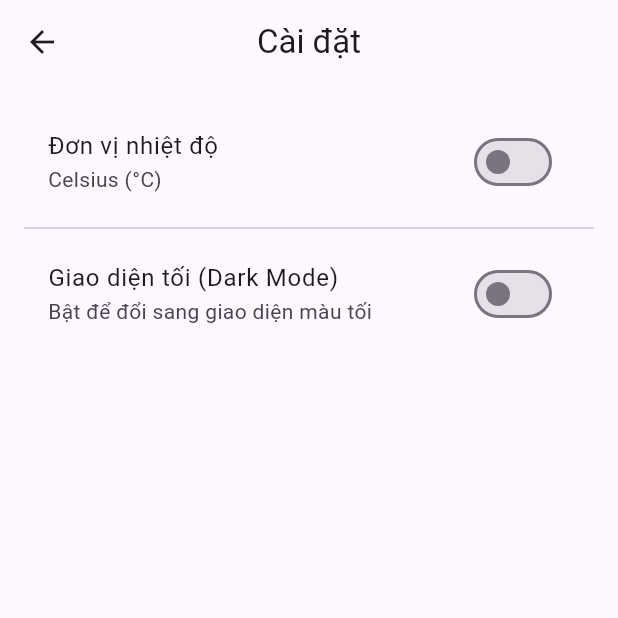
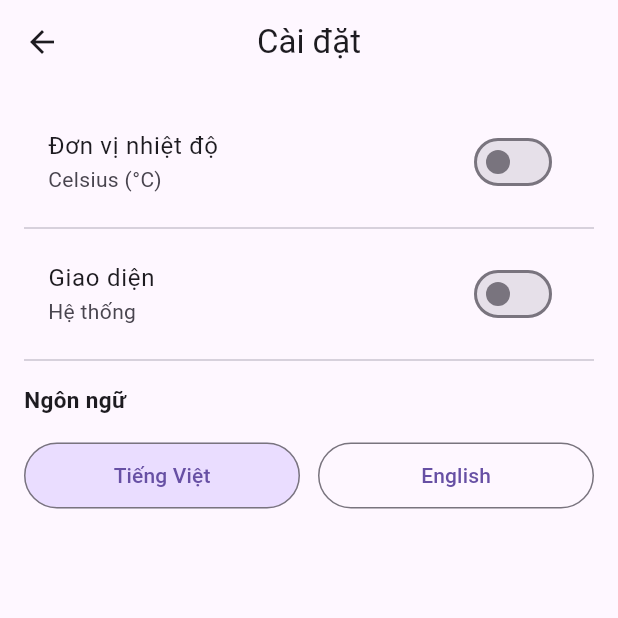
Before and after one commit to TurtleTSwt/dubaothoitiet_app_flutter, a Flutter app: the screen it shows after launch, after a tap on the "settings" icon, on a phone screen of 412 x 824 dp, the top half of it. Run offline on Flutter 3.47's test engine with Material 3 defaults, Android fonts, the light colour scheme and no system bars; our stand-ins replace connectivity_plus, dartz, dio, equatable, flutter_bloc, geolocator and 2 more.

Commit message:
ngon ngu: English

```diff
--- a/lib/app.dart
+++ b/lib/app.dart
@@ -31,7 +31,7 @@ class WeatherApp extends StatelessWidget {
               _ => ThemeMode.system,
             },
 
-            // ĐÃ SỬA: Đưa HomeView làm trang chủ chuẩn của app
+            // Đưa HomeView làm trang chủ chuẩn của app
             home: const HomeView(),
           );
         },
--- a/lib/data/datasources/local/settings_local_data_source.dart
+++ b/lib/data/datasources/local/settings_local_data_source.dart
@@ -7,6 +7,9 @@ import '../../../utils/constants/storage_keys.dart';
 abstract class SettingsLocalDataSource {
   /// Đọc đơn vị nhiệt độ đã lưu. Trả về mặc định celsius nếu chưa từng lưu.
   TempUnit getTempUnit();
+
+  AppLanguage getLanguage();
+  Future<void> setLanguage(AppLanguage language);
 
   /// Lưu đơn vị nhiệt độ mới.
   Future<void> setTempUnit(TempUnit unit);
@@ -102,4 +105,20 @@ class SettingsLocalDataSourceImpl implements SettingsLocalDataSource {
 
     return (name: name, lat: lat, lon: lon);
   }
+
+  @override
+  AppLanguage getLanguage() {
+    final value = prefs.getString(StorageKeys.appLanguage);
+    if (value == 'en') return AppLanguage.en;
+    return AppLanguage.vi;
+  }
+
+  @override
+  Future<void> setLanguage(AppLanguage language) async {
+    final value = language == AppLanguage.en ? 'en' : 'vi';
+    final success = await prefs.setString(StorageKeys.appLanguage, value);
+    if (!success) {
+      throw const CacheException('Không lưu được ngôn ngữ');
+    }
+  }
 }
--- a/lib/logic/settings/settings_state.dart
+++ b/lib/logic/settings/settings_state.dart
@@ -3,6 +3,7 @@ import 'package:equatable/equatable.dart';
 
 enum TempUnit { celsius, fahrenheit }
 enum AppThemeMode { light, dark, system }
+enum AppLanguage { vi, en }
 
 /// Settings không cần chia Initial/Loading/Loaded rườm rà vì đọc từ
 /// SharedPreferences gần như tức thời — chỉ cần 1 state duy nhất chứa data,
@@ -10,22 +11,28 @@ enum AppThemeMode { light, dark, system }
 class SettingsState extends Equatable {
   final TempUnit tempUnit;
   final AppThemeMode themeMode;
+  final AppLanguage language;
+
 
   const SettingsState({
     this.tempUnit = TempUnit.celsius,
     this.themeMode = AppThemeMode.system,
+    this.language = AppLanguage.vi,
   });
 
   SettingsState copyWith({
     TempUnit? tempUnit,
     AppThemeMode? themeMode,
+    AppLanguage? language,
   }) {
     return SettingsState(
       tempUnit: tempUnit ?? this.tempUnit,
       themeMode: themeMode ?? this.themeMode,
+      language: language ?? this.language,
+
     );
   }
 
   @override
-  List<Object?> get props => [tempUnit, themeMode];
+  List<Object?> get props => [tempUnit, themeMode, language];
 }
--- a/lib/presentation/screens/settings/settings_view.dart
+++ b/lib/presentation/screens/settings/settings_view.dart
@@ -2,28 +2,29 @@ import 'package:flutter/material.dart';
 import 'package:flutter_bloc/flutter_bloc.dart';
 import '../../../logic/settings/settings_cubit.dart';
 import '../../../logic/settings/settings_state.dart';
+import '../../../utils/constants/app_strings.dart';
 
 class SettingsView extends StatelessWidget {
-  // Đã sửa lại constructor chuẩn, không còn "required Center body"
   const SettingsView({super.key});
 
   @override
   Widget build(BuildContext context) {
-    return Scaffold(
-      appBar: AppBar(
-        title: const Text('Cài đặt'),
-        centerTitle: true,
-      ),
-      body: BlocBuilder<SettingsCubit, SettingsState>(
-        builder: (context, state) {
-          final cubit = context.read<SettingsCubit>();
+    return BlocBuilder<SettingsCubit, SettingsState>(
+      builder: (context, state) {
+        final cubit = context.read<SettingsCubit>();
+        final strings = AppStrings.of(state.language);
 
-          return ListView(
+        return Scaffold(
+          appBar: AppBar(
+            title: Text(strings.settingsTitle),
+            centerTitle: true,
+          ),
+          body: ListView(
             padding: const EdgeInsets.all(16),
             children: [
               // 1. Mục đổi đơn vị nhiệt độ (°C / °F)
               ListTile(
-                title: const Text('Đơn vị nhiệt độ'),
+                title: Text(strings.sectionTempUnit),
                 subtitle: Text(
                   state.tempUnit == TempUnit.celsius ? 'Celsius (°C)' : 'Fahrenheit (°F)',
                 ),
@@ -40,8 +41,14 @@ class SettingsView extends StatelessWidget {
 
               // 2. Mục đổi giao diện (Sáng / Tối)
               ListTile(
-                title: const Text('Giao diện tối (Dark Mode)'),
-                subtitle: const Text('Bật để đổi sang giao diện màu tối'),
+                title: Text(strings.sectionTheme),
+                subtitle: Text(
+                  state.themeMode == AppThemeMode.dark
+                      ? strings.themeDark
+                      : state.themeMode == AppThemeMode.light
+                      ? strings.themeLight
+                      : strings.themeSystem,
+                ),
                 trailing: Switch(
                   value: state.themeMode == AppThemeMode.dark,
                   onChanged: (isDark) {
@@ -51,10 +58,53 @@ class SettingsView extends StatelessWidget {
                   },
                 ),
               ),
+              const Divider(),
+
+              // 3. Mục đổi ngôn ngữ (Tiếng Việt / English)
+              Padding(
+                padding: const EdgeInsets.symmetric(vertical: 8),
+                child: Text(
+                  strings.sectionLanguage,
+                  style: const TextStyle(
+                    fontWeight: FontWeight.w600,
+                    fontSize: 15,
+                  ),
+                ),
+              ),
+              const SizedBox(height: 8),
+              Row(
+                children: [
+                  Expanded(
+                    child: OutlinedButton(
+                      style: OutlinedButton.styleFrom(
+                        backgroundColor: state.language == AppLanguage.vi
+                            ? Theme.of(context).colorScheme.primaryContainer
+                            : null,
+                        padding: const EdgeInsets.symmetric(vertical: 12),
+                      ),
+                      onPressed: () => cubit.changeLanguage(AppLanguage.vi),
+                      child: Text(strings.languageVi),
+                    ),
+                  ),
+                  const SizedBox(width: 12),
+                  Expanded(
+                    child: OutlinedButton(
+                      style: OutlinedButton.styleFrom(
+                        backgroundColor: state.language == AppLanguage.en
+                            ? Theme.of(context).colorScheme.primaryContainer
+                            : null,
+                        padding: const EdgeInsets.symmetric(vertical: 12),
+                      ),
+                      onPressed: () => cubit.changeLanguage(AppLanguage.en),
+                      child: Text(strings.languageEn),
+                    ),
+                  ),
+                ],
+              ),
             ],
-          );
-        },
-      ),
+          ),
+        );
+      },
     );
   }
 }
--- /dev/null
+++ b/lib/utils/constants/app_strings.dart
@@ -0,0 +1,70 @@
+import '../../logic/settings/settings_state.dart';
+
+/// Chứa toàn bộ chuỗi text hiển thị trong app, theo 2 ngôn ngữ vi/en.
+/// Cách dùng: AppStrings.of(tempUnit_hoac_language).homeTitle
+///
+/// Để đơn giản, class này không dùng codegen (intl/arb) mà là 1 Map tay —
+/// đủ cho quy mô app hiện tại, dễ đọc, dễ thêm chuỗi mới không cần build_runner.
+class AppStrings {
+  final AppLanguage language;
+  const AppStrings._(this.language);
+
+  static AppStrings of(AppLanguage language) => AppStrings._(language);
+
+  bool get _isEn => language == AppLanguage.en;
+
+  // ===== AppBar / Home =====
+  String get homeTitle => _isEn ? 'Weather' : 'Thời Tiết';
+  String get emptyStateTitle =>
+      _isEn ? 'No weather data yet' : 'Chưa có dữ liệu thời tiết';
+  String get searchCityButton => _isEn ? 'Search a city' : 'Tìm thành phố ngay';
+  String get errorPrefix => _isEn ? 'Error: ' : 'Lỗi: ';
+  String get retryButton => _isEn ? 'Retry' : 'Thử lại';
+
+  // ===== Current weather card =====
+  String get feelsLike => _isEn ? 'Feels like' : 'Cảm nhận';
+  String get humidity => _isEn ? 'Humidity' : 'Độ ẩm';
+  String get wind => _isEn ? 'Wind' : 'Gió';
+
+  // ===== Hourly / Daily sections =====
+  String get hourlyTitle =>
+      _isEn ? '24-HOUR FORECAST' : 'DỰ BÁO THỜI TIẾT 24 GIỜ';
+  String get dailyTitle => _isEn ? '7-DAY FORECAST' : 'DỰ BÁO 7 NGÀY TỚI';
+  String get noHourlyData =>
+      _isEn ? 'No hourly data yet' : 'Chưa có dữ liệu theo giờ';
+  String get noDailyData =>
+      _isEn ? 'No 7-day data yet' : 'Chưa có dữ liệu 7 ngày';
+
+  // ===== Search screen =====
+  String get searchHint =>
+      _isEn ? 'Search for a city...' : 'Tìm thành phố...';
+  String get searchNoResults =>
+      _isEn ? 'No cities found' : 'Không tìm thấy thành phố nào';
+  String get searchTypeToStart =>
+      _isEn ? 'Type a city name to search' : 'Nhập tên thành phố để tìm kiếm';
+
+  // ===== Settings screen =====
+  String get settingsTitle => _isEn ? 'Settings' : 'Cài đặt';
+  String get sectionTempUnit =>
+      _isEn ? 'Temperature unit' : 'Đơn vị nhiệt độ';
+  String get sectionTheme => _isEn ? 'Appearance' : 'Giao diện';
+  String get sectionLanguage => _isEn ? 'Language' : 'Ngôn ngữ';
+  String get themeLight => _isEn ? 'Light' : 'Sáng';
+  String get themeDark => _isEn ? 'Dark' : 'Tối';
+  String get themeSystem => _isEn ? 'System' : 'Hệ thống';
+  String get languageVi => 'Tiếng Việt';
+  String get languageEn => 'English';
+
+  // ===== Location permission =====
+  String get permissionDeniedTitle =>
+      _isEn ? 'Location permission needed' : 'Cần quyền vị trí';
+  String get permissionDeniedMessage => _isEn
+      ? 'Weather needs location access to show weather at your location.'
+      : 'Ứng dụng cần quyền truy cập vị trí để hiển thị thời tiết tại nơi bạn đang ở.';
+  String get permissionDeniedForeverMessage => _isEn
+      ? 'Location permission was permanently denied. Please enable it in system Settings.'
+      : 'Quyền vị trí đã bị từ chối vĩnh viễn. Vui lòng vào Settings hệ thống để bật lại.';
+  String get openSettingsButton =>
+      _isEn ? 'Open Settings' : 'Mở Cài đặt';
+  String get tryAgainButton => _isEn ? 'Try again' : 'Thử lại';
+}
--- a/lib/utils/constants/storage_keys.dart
+++ b/lib/utils/constants/storage_keys.dart
@@ -8,6 +8,7 @@ class StorageKeys {
   // Settings
   static const String tempUnit = 'temp_unit';       // giá trị: 'celsius' | 'fahrenheit'
   static const String themeMode = 'theme_mode';     // giá trị: 'light' | 'dark' | 'system'
+  static const String appLanguage = 'app_language'; // giá trị: 'vi' | 'en'
 
   // Vị trí đã lưu lần cuối — để mở app lên hiển thị ngay, không phải chờ GPS
   static const String lastLat = 'last_lat';         // double
```
Also changed, not shown: lib/data/repositories/settings_repository.dart (+16 -0 lines), lib/logic/settings/settings_cubit.dart (+11 -0 lines), lib/presentation/screens/home/home_view.dart (+76 -46 lines), lib/presentation/screens/search/search_view.dart (+12 -8 lines), 5 other files.
